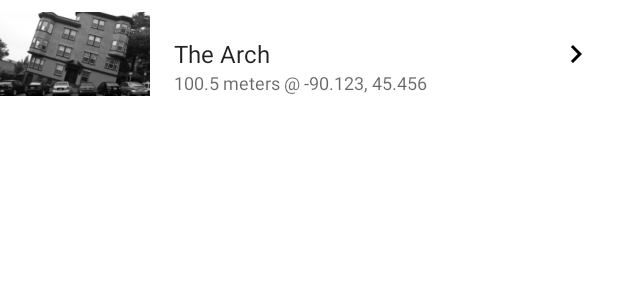
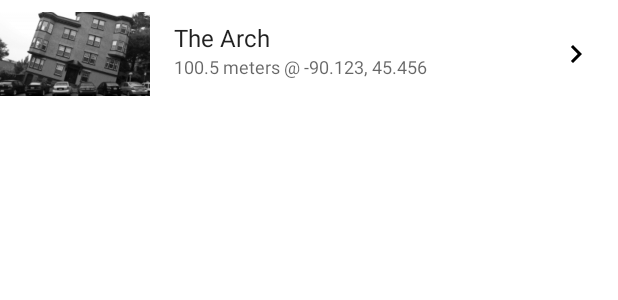
Before and after one commit to benjaminplee/riogeo, an Android app: the layout list_item_geofence.xml on its own in the app's theme, with its tools: preview values and no code run, on a phone screen of 412 x 824 dp. Shown: the top 300 px of the screen. Run offline under Robolectric (Android 15) with nearby library versions, the phone set to English and light mode, and no system bars.

Commit message:
switch to constraint layout for list items

```diff
--- a/app/src/main/res/layout/list_item_geofence.xml
+++ b/app/src/main/res/layout/list_item_geofence.xml
@@ -1,52 +1,65 @@
 <?xml version="1.0" encoding="utf-8"?>
-<RelativeLayout xmlns:android="http://schemas.android.com/apk/res/android"
+<androidx.constraintlayout.widget.ConstraintLayout xmlns:android="http://schemas.android.com/apk/res/android"
+    xmlns:app="http://schemas.android.com/apk/res-auto"
     xmlns:tools="http://schemas.android.com/tools"
     android:id="@+id/item_container"
     android:layout_width="match_parent"
     android:layout_height="72dp">
 
+    <androidx.constraintlayout.widget.Guideline
+        android:id="@+id/item_guideline"
+        android:layout_width="wrap_content"
+        android:layout_height="wrap_content"
+        android:orientation="horizontal"
+        app:layout_constraintGuide_percent="0.5" />
+
     <ImageView
         android:id="@+id/item_image"
         android:layout_width="100dp"
         android:layout_height="56dp"
-        android:layout_alignParentStart="true"
-        android:layout_centerVertical="true"
         android:layout_marginStart="0dp"
         android:layout_marginTop="8dp"
-        android:layout_marginEnd="16dp"
         android:layout_marginBottom="8dp"
-        android:backgroundTint="@android:color/darker_gray"
-        android:src="@drawable/skeleton_geofence_thumbnail" />
+        android:contentDescription="image of geofence area"
+        android:src="@drawable/skeleton_geofence_thumbnail"
+        app:layout_constraintBottom_toBottomOf="@id/item_container"
+        app:layout_constraintLeft_toLeftOf="@id/item_container"
+        app:layout_constraintTop_toTopOf="@id/item_container" />
 
     <TextView
         android:id="@+id/item_name"
-        android:layout_width="match_parent"
+        android:layout_width="wrap_content"
         android:layout_height="wrap_content"
-        android:layout_centerVertical="true"
-        android:layout_toEndOf="@id/item_image"
+        android:layout_marginStart="16dp"
+        android:maxLines="1"
         android:textColor="@color/darkGray"
         android:textSize="16sp"
+        app:layout_constraintBottom_toTopOf="@id/item_guideline"
+        app:layout_constraintLeft_toRightOf="@id/item_image"
         tools:text="The Arch" />
 
     <TextView
         android:id="@+id/item_details"
-        android:layout_width="match_parent"
+        android:layout_width="wrap_content"
         android:layout_height="wrap_content"
-        android:layout_below="@id/item_name"
-        android:layout_centerVertical="true"
-        android:layout_toEndOf="@id/item_image"
+        android:layout_marginStart="16dp"
+        android:maxLines="1"
         android:textColor="@color/mediumGray"
         android:textSize="12sp"
+        app:layout_constraintLeft_toRightOf="@id/item_image"
+        app:layout_constraintTop_toBottomOf="@id/item_guideline"
         tools:text="100.5 meters @ -90.123, 45.456" />
 
     <ImageView
         android:id="@+id/item_action"
         android:layout_width="24dp"
         android:layout_height="24dp"
-        android:layout_alignParentEnd="true"
-        android:layout_centerVertical="true"
         android:layout_marginEnd="16dp"
+        android:contentDescription="geofence action button"
         android:src="@drawable/ic_chevron"
-        android:tint="@color/darkGray" />
+        android:tint="@color/darkGray"
+        app:layout_constraintBottom_toBottomOf="@id/item_container"
+        app:layout_constraintRight_toRightOf="@id/item_container"
+        app:layout_constraintTop_toTopOf="@id/item_container" />
 
-</RelativeLayout>
+</androidx.constraintlayout.widget.ConstraintLayout>
```
